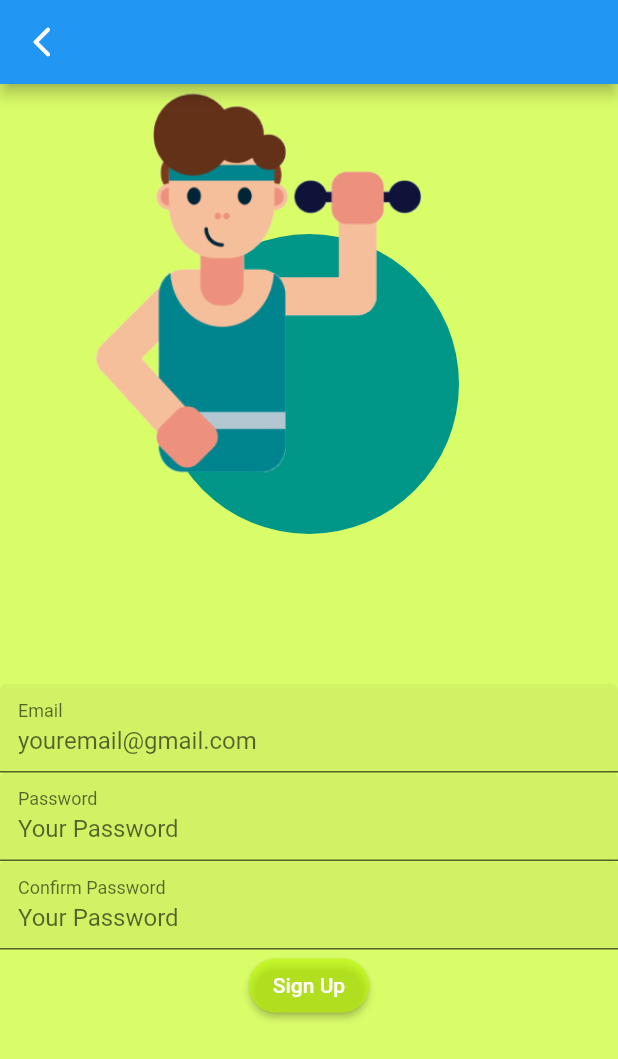
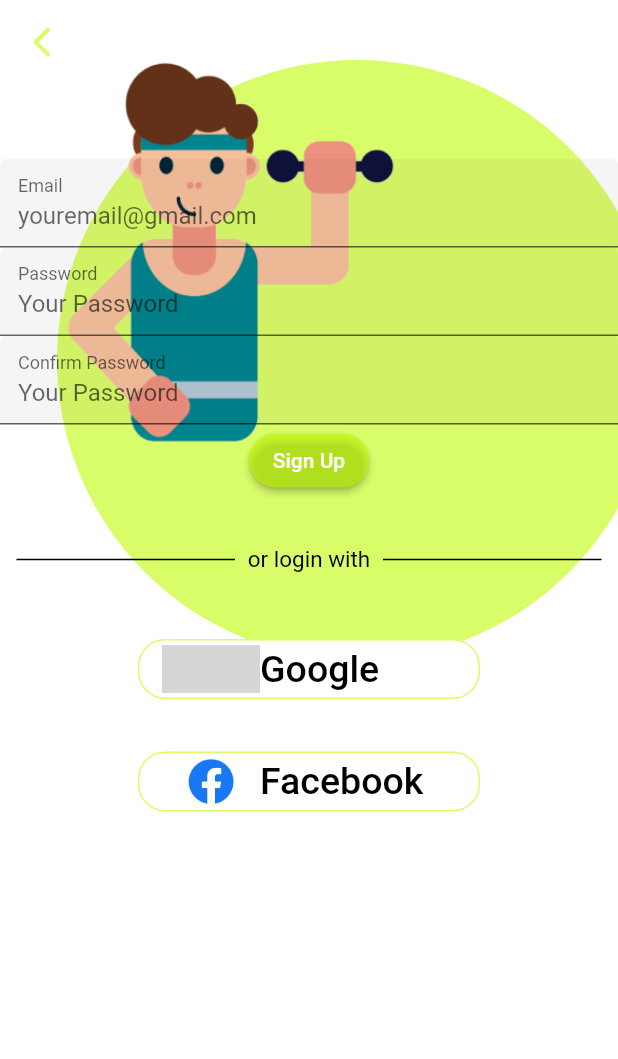
Before and after one commit to CyberExplosion/Nut_App, a Flutter app: the screen it shows after launch, after a tap on "Register", on a phone screen of 412 x 824 dp. Shown: the top 1059 px of the screen. Run offline on Flutter 3.47's test engine with Material 2 defaults, Android fonts, the phone set to English and light mode, and no system bars; our stand-ins replace firebase_auth, firebase_core, google_fonts, google_sign_in; missing offline and left inert: flutter_facebook_auth; accounts and stored records are empty; network calls fail; grey boxes are pictures that could not be loaded.

Commit message:
add app bar theme

```diff
--- a/nut_app_andrew/lib/login.dart
+++ b/nut_app_andrew/lib/login.dart
@@ -132,6 +132,7 @@ class BackLayer extends StatelessWidget {
                 const SizedBox(
                   height: 55,
                 ),
+                const SignInFederation(),
                 const SizedBox(
                   height: 115,
                 )
--- a/nut_app_andrew/lib/main.dart
+++ b/nut_app_andrew/lib/main.dart
@@ -39,7 +39,11 @@ ThemeData _buildNutTheme() {
   final ThemeData base = ThemeData.light();
   return base.copyWith(
       textTheme: _buildNutTextTheme(base.textTheme),
-      scaffoldBackgroundColor: kNutBackgroundBlue,
+      scaffoldBackgroundColor: kLoginBackground,
+      appBarTheme: base.appBarTheme.copyWith(
+          elevation: 0.0,
+          backgroundColor: Colors.transparent,
+          iconTheme: IconThemeData(color: kNutBackgroundBlue)),
       colorScheme: base.colorScheme.copyWith(background: kNutBackgroundBlue),
       elevatedButtonTheme: ElevatedButtonThemeData(
         style: ButtonStyle(
--- a/nut_app_andrew/lib/register.dart
+++ b/nut_app_andrew/lib/register.dart
@@ -1,4 +1,5 @@
 import 'package:flutter/material.dart';
+import 'package:nut_app_andrew/widgets/sign_up_fed.dart';
 import 'color.dart';
 
 class RegisterPage extends StatefulWidget {
@@ -11,9 +12,9 @@ class RegisterPage extends StatefulWidget {
 class CirclePainter extends CustomPainter {
   @override
   void paint(Canvas canvas, Size size) {
-    var paint = Paint()..color = Colors.teal;
+    var paint = Paint()..color = kNutBackgroundBlue;
     Offset center = Offset(size.width / 2, size.height / 2);
-    canvas.drawCircle(center, 100, paint);
+    canvas.drawCircle(center, 200, paint);
   }
 
   @override
@@ -25,27 +26,42 @@ class CirclePainter extends CustomPainter {
 class _RegisterPageState extends State<RegisterPage> {
   @override
   Widget build(BuildContext context) {
+    double screenWidth = MediaQuery.of(context).size.width;
+    double screenHeight = MediaQuery.of(context).size.height;
+
     return SafeArea(
-        child: Scaffold(
+      // child: SingleChildScrollView(
+      child: Stack(
+        children: [
+          Positioned(
+            // left: -19.86 / 100 * screenWidth,
+            // top: -18.03 / 100 * screenHeight,
+            left: 10,
+            child: CustomPaint(
+              size: Size(456, 480),
+              painter: CirclePainter(),
+            ),
+          ),
+          Positioned(
+            left: -3.04 / 100 * screenWidth,
+            top: 4.32 / 100 * screenHeight,
+            child: Image.asset(
+              'assets/exercise_guy.png',
+              width: 313,
+              height: 273,
+            ),
+          ),
+          Scaffold(
+            backgroundColor: Colors.transparent,
             appBar: AppBar(
                 leading: IconButton(
               icon: const Icon(Icons.arrow_back_ios_new_rounded),
               onPressed: () => Navigator.pop(context),
             )),
-      body: Center(
-        child: Column(children: [
-          Stack(
+            body: Column(
               children: [
-              CustomPaint(
-                size: Size(400, 400),
-                painter: CirclePainter(),
-              ),
-              Image.asset(
-                'assets/exercise_guy.png',
-                width: 313,
-                height: 273,
-              ),
-            ],
+                SizedBox(
+                  height: 50,
                 ),
                 TextField(
                   decoration: InputDecoration(
@@ -68,9 +84,17 @@ class _RegisterPageState extends State<RegisterPage> {
                       hintText: 'Your Password',
                       floatingLabelBehavior: FloatingLabelBehavior.always),
                 ),
-          ElevatedButton(onPressed: () {}, child: Text('Sign Up'))
-        ]),
+                ElevatedButton(onPressed: () {}, child: Text('Sign Up')),
+                SizedBox(
+                  height: 33,
                 ),
-    ));
+                SignInFederation(),
+              ],
+            ),
+          ),
+        ],
+        //),
+      ),
+    );
   }
 }
```
Lines whose indentation alone changed are shown as unchanged.
